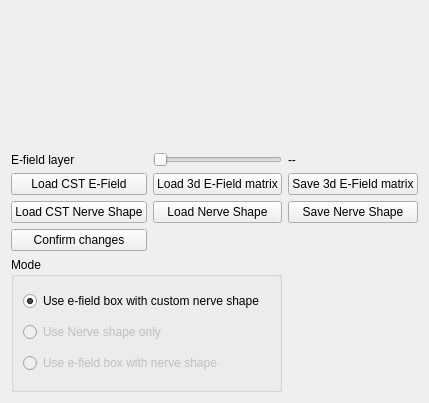
Before: the Qt Designer form ui_e_field_widget.ui in TheJRapp/PeriphNeuronStim, drawn with Qt 5.
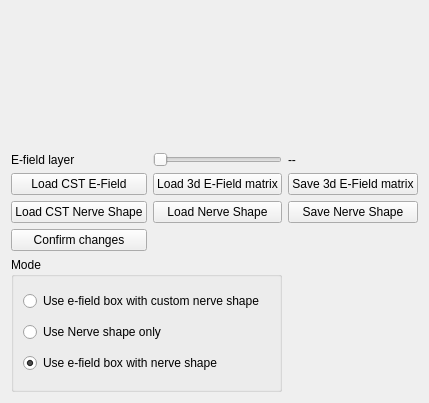
After: the same form once the commit is applied.

Commit message: added nerve shape as default to e_field_widget, defautl is now e_field_with_nerve_shape monte carlo modified, so parameters are set via ui; not yet done; so far, parameters are organized in list

```diff
--- a/ui_e_field_widget.ui
+++ b/ui_e_field_widget.ui
@@ -32,14 +32,14 @@
          <string>Use e-field box with custom nerve shape</string>
         </property>
         <property name="checked">
-         <bool>true</bool>
+         <bool>false</bool>
         </property>
        </widget>
       </item>
       <item row="1" column="0">
        <widget class="QRadioButton" name="nerve_shape_only_radio_button">
         <property name="enabled">
-         <bool>false</bool>
+         <bool>true</bool>
         </property>
         <property name="text">
          <string>Use Nerve shape only</string>
@@ -49,11 +49,14 @@
       <item row="2" column="0">
        <widget class="QRadioButton" name="e_field_wtih_nerve_shape_radio_button">
         <property name="enabled">
-         <bool>false</bool>
+         <bool>true</bool>
         </property>
         <property name="text">
          <string>Use e-field box with nerve shape</string>
         </property>
+        <property name="checked">
+         <bool>true</bool>
+        </property>
        </widget>
       </item>
      </layout>
```
The commit also changes 6 other files.
